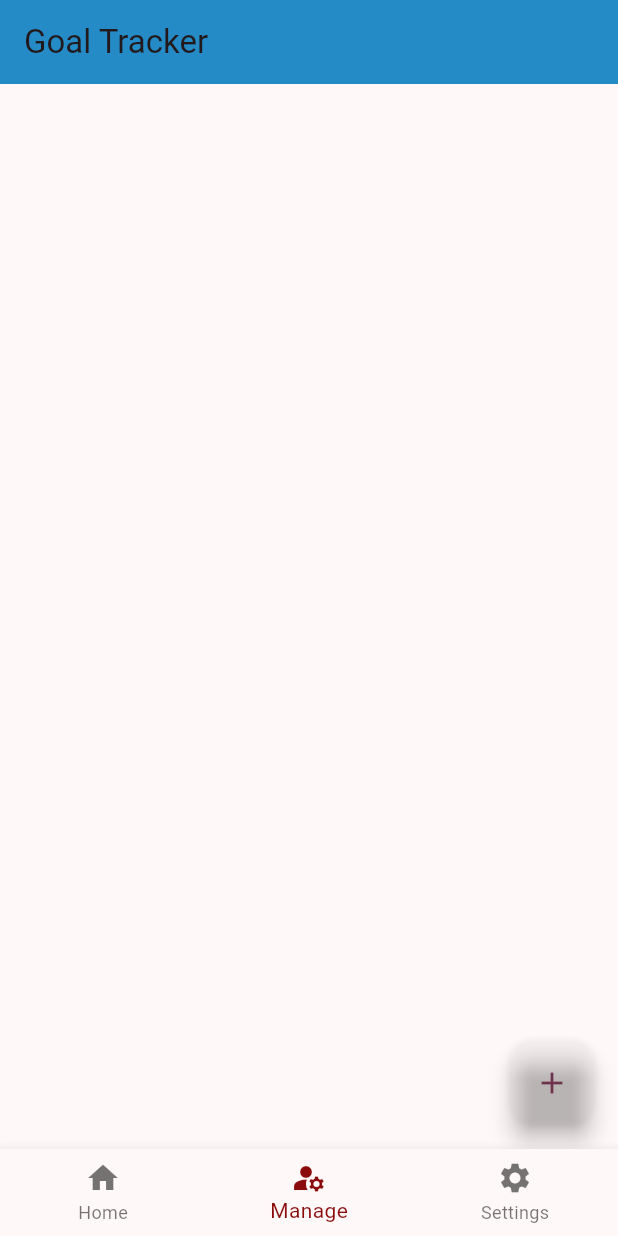
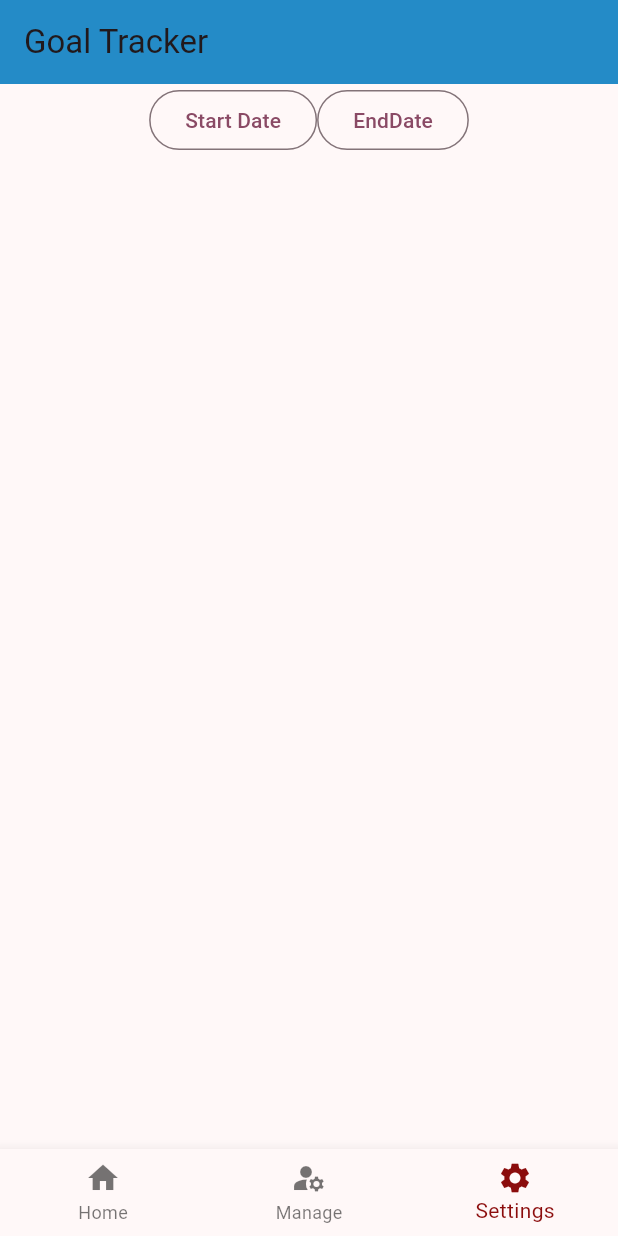
Before and after one commit to hunter-mickiewicz/GoalTracker, a Flutter app: the screen it shows after launch, item 2 of the bottom bar chosen, after a tap on the "add" icon, on a phone screen of 412 x 824 dp. Run offline on Flutter 3.47's test engine with Material 2 defaults, Android fonts, the phone set to English and light mode, and no system bars; our stand-ins replace percent_indicator.

Commit message:
working on buttons to pull up date selectors for goal creation page

```diff
--- a/lib/main.dart
+++ b/lib/main.dart
@@ -32,7 +32,7 @@ class MyAppState extends ChangeNotifier {
 
   var selectedIndex = 0;
 
-  void addGoal() {
+  void addGoal(DateTime start, DateTime end, double perc) {
     goalList
         .add(gc.GoalClass(DateTime.now(), DateTime.utc(2023, 12, 31), 0.69));
     notifyListeners();
@@ -55,6 +55,9 @@ class _Tracker extends State<Tracker> {
         break;
       case 1:
         page = ManagePage();
+        break;
+      case 2:
+        page = GoalCreatorPage();
         break;
       default:
         page = Placeholder();
@@ -161,11 +164,58 @@ class _ManagePageState extends State<ManagePage> {
   Widget build(BuildContext ctx) {
     var appState = ctx.watch<MyAppState>();
 
+    void _createGoal() {
+      appState.selectedIndex = 2;
+      appState.notifyListeners();
+    }
+
     return Scaffold(
         floatingActionButton: FloatingActionButton(
-      onPressed: appState.addGoal,
-      backgroundColor: Color.fromARGB(0, 0, 0, 0),
+      onPressed: _createGoal,
       child: Icon(Icons.add),
     ));
   }
 }
+
+class GoalCreatorPage extends StatefulWidget {
+  @override
+  State<GoalCreatorPage> createState() => _GoalCreatorPageState();
+}
+
+class _GoalCreatorPageState extends State<GoalCreatorPage> {
+  DateTime? begin;
+  String beginString = "Select Start Date";
+  DateTime? end;
+  String endString = "Select End Date";
+
+  void _dateSelection() {
+    DialogRoute<DateTime>(
+        context: context,
+        builder: (BuildContext context) {
+          return DatePickerDialog(
+            initialEntryMode: DatePickerEntryMode.calendarOnly,
+            initialDate: DateTime.now(),
+            firstDate: DateTime.now(),
+            lastDate: DateTime.now(),
+          );
+        });
+  }
+
+  @override
+  Widget build(BuildContext ctx) {
+    return Scaffold(
+        body: Column(
+      children: [
+        Row(mainAxisAlignment: MainAxisAlignment.center, children: [
+          OutlinedButton(
+            onPressed: () {
+              _dateSelection();
+            },
+            child: Text("Start Date"),
+          ),
+          OutlinedButton(onPressed: _dateSelection, child: Text("EndDate"))
+        ]),
+      ],
+    ));
+  }
+}
```
